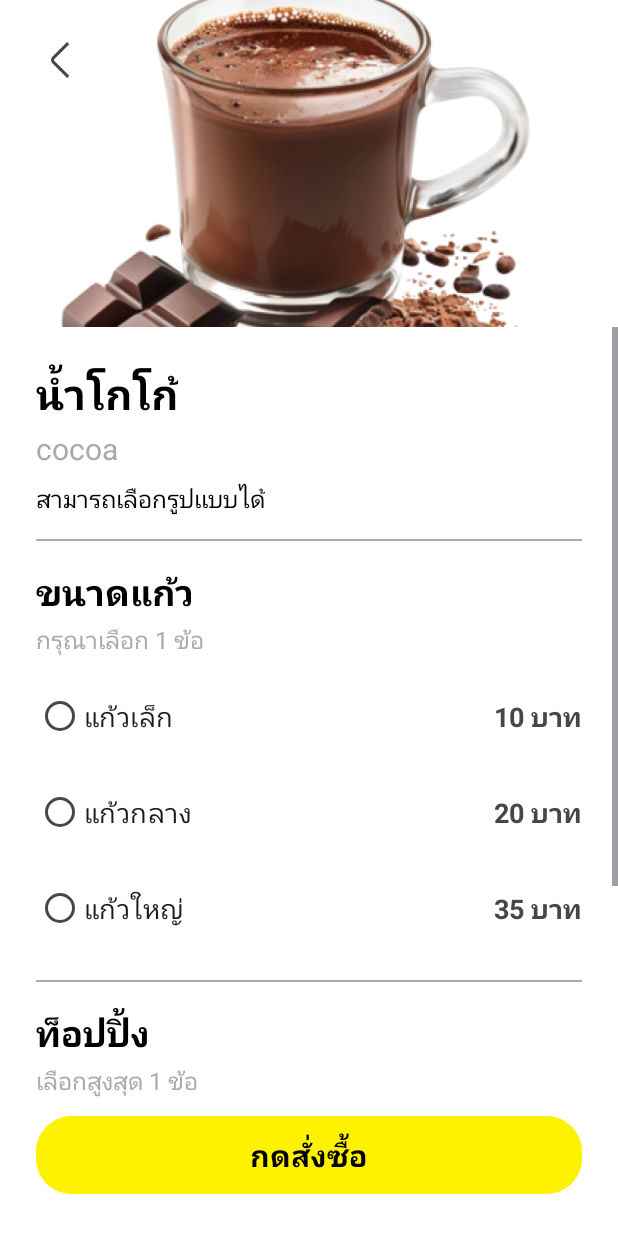
After one commit to teerazon/pjlast, an Android app: the MenudetailActivity screen opened directly, with no data from a screen before it, on a phone screen of 412 x 824 dp. The commit adds this screen. Shown: the top 1233 px of the screen. Run offline under Robolectric (Android 15) with nearby library versions, the phone set to English and light mode, and no system bars.

Commit message:
อัปเดตงานล่าสุด

```diff
--- a/app/src/main/java/com/nonthakorn/nonochanomapp/HistoryActivity.kt
+++ b/app/src/main/java/com/nonthakorn/nonochanomapp/HistoryActivity.kt
@@ -121,50 +121,50 @@ class HistoryActivity : AppCompatActivity() {
                 dateTime = "15 มี.ค. 2567 14:30",
                 status = "เสร็จสิ้น",
                 statusColor = ContextCompat.getColor(this, android.R.color.holo_green_dark),
-                menu = "โกโก้",
+                menu = "เผือก",
                 menuSize = "เล็ก",
-                toppings = "ท็อปปิ้ง: มาร์ชแมลโล่, วิปครีม",
-                imageResource = R.drawable.logo_nono
+                toppings = "ท็อปปิ้ง: ไข่มุก",
+                imageResource = R.drawable.product10
             ),
             Order(
                 id = "002",
                 dateTime = "15 มี.ค. 2567 13:45",
                 status = "กำลังทำ",
                 statusColor = ContextCompat.getColor(this, android.R.color.holo_orange_dark),
-                menu = "กาแฟลาเต้",
+                menu = "โยเกิร์ต",
                 menuSize = "กลาง",
-                toppings = "ท็อปปิ้ง: ซีรัปวานิลลา, นมฟองนุ่ม",
-                imageResource = R.drawable.logo_nono
+                toppings = "ท็อปปิ้ง: เยลลี่",
+                imageResource = R.drawable.product02
             ),
             Order(
                 id = "003",
                 dateTime = "15 มี.ค. 2567 12:20",
                 status = "รอการชำระเงิน",
                 statusColor = ContextCompat.getColor(this, android.R.color.holo_red_dark),
-                menu = "ชาเขียว",
+                menu = "นมสด",
                 menuSize = "ใหญ่",
-                toppings = "ท็อปปิ้ง: บอลไข่มุก, วิปครีม, น้ำตาลทราย",
-                imageResource = R.drawable.logo_nono
+                toppings = "ท็อปปิ้ง: ไม่มี",
+                imageResource = R.drawable.product06
             ),
             Order(
                 id = "004",
                 dateTime = "14 มี.ค. 2567 16:15",
                 status = "เสร็จสิ้น",
                 statusColor = ContextCompat.getColor(this, android.R.color.holo_green_dark),
-                menu = "เอสเปรสโซ่",
+                menu = "สตอเบอร์รี่",
                 menuSize = "เล็ก",
-                toppings = "ท็อปปิ้ง: ไม่มี",
-                imageResource = R.drawable.logo_nono
+                toppings = "ท็อปปิ้ง: เยลลี่",
+                imageResource = R.drawable.product04
             ),
             Order(
                 id = "005",
                 dateTime = "14 มี.ค. 2567 11:30",
                 status = "ยกเลิก",
                 statusColor = ContextCompat.getColor(this, android.R.color.darker_gray),
-                menu = "คาปูชิโน่",
+                menu = "โกโก้",
                 menuSize = "กลาง",
-                toppings = "ท็อปปิ้ง: ผงโกโก้, วิปครีม",
-                imageResource = R.drawable.logo_nono
+                toppings = "ท็อปปิ้ง: ไข่มุก",
+                imageResource = R.drawable.product05
             ),
             Order(
                 id = "006",
@@ -173,8 +173,8 @@ class HistoryActivity : AppCompatActivity() {
                 statusColor = ContextCompat.getColor(this, android.R.color.holo_green_dark),
                 menu = "ชาไทย",
                 menuSize = "ใหญ่",
-                toppings = "ท็อปปิ้ง: นมสด, น้ำแข็งเยอะ",
-                imageResource = R.drawable.logo_nono
+                toppings = "ท็อปปิ้ง: ไม่มี",
+                imageResource = R.drawable.product08
             )
         )
 
--- a/app/src/main/java/com/nonthakorn/nonochanomapp/MenuActivity.kt
+++ b/app/src/main/java/com/nonthakorn/nonochanomapp/MenuActivity.kt
@@ -127,74 +127,74 @@ class MenuActivity : AppCompatActivity() {
         val sampleProducts = listOf(
             Product(
                 id = "1",
-                name = "โกโก้",
+                name = "มะพร้าว",
                 price = 45.0,
-                description = "โกโก้หอมเข้มข้น",
-                imageResource = R.drawable.logo_nono
+                description = "มะพร้าว",
+                imageResource = R.drawable.product01
             ),
             Product(
                 id = "2",
-                name = "กาแฟลาเต้",
+                name = "โยเกิร์ต",
                 price = 55.0,
-                description = "กาแฟลาเต้นมฟองนุ่ม",
-                imageResource = R.drawable.logo_nono
+                description = "โยเกิร์ต",
+                imageResource = R.drawable.product02
             ),
             Product(
                 id = "3",
-                name = "ชาเขียว",
+                name = "โคล่า",
                 price = 40.0,
-                description = "ชาเขียวญี่ปุ่นแท้",
-                imageResource = R.drawable.logo_nono
+                description = "โคล่า",
+                imageResource = R.drawable.product03
             ),
             Product(
                 id = "4",
-                name = "เอสเปรสโซ่",
+                name = "สตอเบอร์รี่",
                 price = 50.0,
-                description = "กาแฟเอสเปรสโซ่เข้มข้น",
-                imageResource = R.drawable.logo_nono
+                description = "สตอเบอร์รี่",
+                imageResource = R.drawable.product04
             ),
             Product(
                 id = "5",
-                name = "คาปูชิโน่",
+                name = "โกโก้",
                 price = 60.0,
-                description = "คาปูชิโน่หอมกรุ่น",
-                imageResource = R.drawable.logo_nono
+                description = "โกโก้",
+                imageResource = R.drawable.product05
             ),
             Product(
                 id = "6",
-                name = "ชาไทย",
+                name = "นมสด",
                 price = 35.0,
-                description = "ชาไทยแท้รสชาติดั้งเดิม",
-                imageResource = R.drawable.logo_nono
+                description = "นมสด",
+                imageResource = R.drawable.product06
             ),
             Product(
                 id = "7",
-                name = "มอคค่า",
+                name = "ชาเขียว",
                 price = 65.0,
-                description = "มอคค่าผสมช็อกโกแลต",
-                imageResource = R.drawable.logo_nono
+                description = "ชาเขียว",
+                imageResource = R.drawable.product07
             ),
             Product(
                 id = "8",
-                name = "ชาเลมอน",
+                name = "ชาไทย",
                 price = 35.0,
-                description = "ชาเลมอนสดชื่น",
-                imageResource = R.drawable.logo_nono
+                description = "ชาไทย",
+                imageResource = R.drawable.product08
             ),
             Product(
                 id = "9",
-                name = "แฟรปเป้",
+                name = "แคนตาลูป",
                 price = 70.0,
-                description = "แฟรปเป้เย็นๆ",
-                imageResource = R.drawable.logo_nono,
+                description = "เเคนตาลูป",
+                imageResource = R.drawable.product09,
                 isAvailable = false
             ),
             Product(
                 id = "10",
-                name = "อเมริกาโน่",
+                name = "เผือก",
                 price = 45.0,
-                description = "กาแฟอเมริกาโน่ร้อน/เย็น",
-                imageResource = R.drawable.logo_nono
+                description = "เผือก",
+                imageResource = R.drawable.product10
             )
         )
 
--- /dev/null
+++ b/app/src/main/java/com/nonthakorn/nonochanomapp/MenudetailActivity.kt
@@ -0,0 +1,20 @@
+package com.nonthakorn.nonochanomapp
+
+import android.os.Bundle
+import androidx.activity.enableEdgeToEdge
+import androidx.appcompat.app.AppCompatActivity
+import androidx.core.view.ViewCompat
+import androidx.core.view.WindowInsetsCompat
+
+class MenudetailActivity : AppCompatActivity() {
+    override fun onCreate(savedInstanceState: Bundle?) {
+        super.onCreate(savedInstanceState)
+        enableEdgeToEdge()
+        setContentView(R.layout.activity_menudetail)
+        ViewCompat.setOnApplyWindowInsetsListener(findViewById(R.id.main)) { v, insets ->
+            val systemBars = insets.getInsets(WindowInsetsCompat.Type.systemBars())
+            v.setPadding(systemBars.left, systemBars.top, systemBars.right, systemBars.bottom)
+            insets
+        }
+    }
+}
--- /dev/null
+++ b/app/src/main/res/drawable/dotted_line_background.xml
@@ -0,0 +1,15 @@
+<?xml version="1.0" encoding="utf-8"?>
+<shape xmlns:android="http://schemas.android.com/apk/res/android"
+    android:shape="rectangle">
+    <stroke
+        android:width="1dp"
+        android:color="@android:color/darker_gray"
+        android:dashGap="4dp"
+        android:dashWidth="4dp" />
+    <padding
+        android:bottom="1dp"
+        android:left="1dp"
+        android:right="1dp"
+        android:top="1dp" />
+    <corners android:radius="4dp" />
+</shape>
--- /dev/null
+++ b/app/src/main/res/drawable/ic_arrow_back.xml
@@ -0,0 +1,3 @@
+<vector xmlns:android="http://schemas.android.com/apk/res/android" android:width="24dp" android:height="24dp" android:viewportWidth="24" android:viewportHeight="24" android:tint="?attr/colorControlNormal">
+    <path android:fillColor="@android:color/white" android:pathData="M16.752,23.994,6.879,14.121a3,3,0,0,1,0-4.242L16.746.012,18.16,1.426,8.293,11.293a1,1,0,0,0,0,1.414l9.873,9.873Z"/>
+</vector>
--- /dev/null
+++ b/app/src/main/res/drawable/rounded_card_bg.xml
@@ -0,0 +1,8 @@
+<?xml version="1.0" encoding="utf-8"?>
+<shape xmlns:android="http://schemas.android.com/apk/res/android"
+    android:shape="rectangle">
+    <corners
+        android:topLeftRadius="0dp"
+        android:topRightRadius="0dp" />
+    <solid android:color="@android:color/white" />
+</shape>
--- /dev/null
+++ b/app/src/main/res/layout/activity_menudetail.xml
@@ -0,0 +1,289 @@
+<?xml version="1.0" encoding="utf-8"?>
+<androidx.constraintlayout.widget.ConstraintLayout xmlns:android="http://schemas.android.com/apk/res/android"
+    xmlns:app="http://schemas.android.com/apk/res-auto"
+    xmlns:tools="http://schemas.android.com/tools"
+    android:id="@+id/main"
+    android:layout_width="match_parent"
+    android:layout_height="match_parent"
+    android:background="#FFFFFF"
+    tools:context=".MenudetailActivity">
+
+    <!-- Product Image -->
+    <ImageView
+        android:id="@+id/product_image"
+        android:layout_width="0dp"
+        android:layout_height="250dp"
+        android:contentDescription="@string/cocoa_drink"
+        android:scaleType="centerCrop"
+        app:layout_constraintEnd_toEndOf="parent"
+        app:layout_constraintStart_toStartOf="parent"
+        app:layout_constraintTop_toTopOf="parent"
+        app:srcCompat="@drawable/cocoa" />
+
+    <!-- Back Arrow - Placed on top of the image -->
+    <ImageButton
+        android:id="@+id/back_button"
+        android:layout_width="wrap_content"
+        android:layout_height="wrap_content"
+        android:layout_marginStart="16dp"
+        android:layout_marginTop="16dp"
+        android:background="?attr/selectableItemBackgroundBorderless"
+        android:contentDescription="@string/back"
+        android:minWidth="48dp"
+        android:minHeight="48dp"
+        app:layout_constraintStart_toStartOf="parent"
+        app:layout_constraintTop_toTopOf="parent"
+        app:srcCompat="@drawable/ic_arrow_back"
+        tools:ignore="MissingConstraints" />
+
+    <!-- Scrollable Content -->
+    <ScrollView
+        android:layout_width="0dp"
+        android:layout_height="0dp"
+        android:layout_marginTop="-32dp"
+        app:layout_constraintBottom_toTopOf="@id/order_button"
+        app:layout_constraintEnd_toEndOf="parent"
+        app:layout_constraintStart_toStartOf="parent"
+        app:layout_constraintTop_toBottomOf="@id/product_image">
+
+        <LinearLayout
+            android:id="@+id/content_card"
+            android:layout_width="match_parent"
+            android:layout_height="wrap_content"
+            android:background="@drawable/rounded_card_bg"
+            android:orientation="vertical"
+            android:padding="24dp">
+
+            <!-- Drink Name Section -->
+            <TextView
+                android:id="@+id/drink_name_th"
+                android:layout_width="wrap_content"
+                android:layout_height="wrap_content"
+                android:text="@string/น้ำโกโก้"
+                android:textColor="@android:color/black"
+                android:textSize="28sp"
+                android:textStyle="bold" />
+
+            <TextView
+                android:id="@+id/drink_name_en"
+                android:layout_width="wrap_content"
+                android:layout_height="wrap_content"
+                android:layout_marginTop="4dp"
+                android:text="@string/cocoa"
+                android:textColor="@android:color/darker_gray"
+                android:textSize="20sp" />
+
+            <TextView
+                android:id="@+id/drink_description"
+                android:layout_width="wrap_content"
+                android:layout_height="wrap_content"
+                android:layout_marginTop="8dp"
+                android:text="@string/สามารถเลือกรูปเเบบได้"
+                android:textColor="@android:color/black"
+                android:textSize="16sp" />
+
+            <!-- Line Separator -->
+            <View
+                android:layout_width="match_parent"
+                android:layout_height="1dp"
+                android:layout_marginTop="16dp"
+                android:background="@android:color/darker_gray" />
+
+            <!-- Size Section -->
+            <TextView
+                android:id="@+id/size_title"
+                android:layout_width="wrap_content"
+                android:layout_height="wrap_content"
+                android:layout_marginTop="16dp"
+                android:text="@string/ขนาดแก้ว"
+                android:textColor="@android:color/black"
+                android:textSize="24sp"
+                android:textStyle="bold" />
+
+            <TextView
+                android:id="@+id/size_subtitle"
+                android:layout_width="wrap_content"
+                android:layout_height="wrap_content"
+                android:layout_marginTop="4dp"
+                android:text="@string/กรุณาเลือก1ข้อ"
+                android:textColor="@android:color/darker_gray"
+                android:textSize="16sp" />
+
+            <RadioGroup
+                android:id="@+id/size_radio_group"
+                android:layout_width="match_parent"
+                android:layout_height="wrap_content"
+                android:layout_marginTop="8dp">
+
+                <LinearLayout
+                    android:layout_width="match_parent"
+                    android:layout_height="wrap_content"
+                    android:orientation="horizontal"
+                    android:paddingVertical="8dp">
+
+                    <RadioButton
+                        android:id="@+id/radio_small"
+                        android:layout_width="0dp"
+                        android:layout_height="wrap_content"
+                        android:layout_weight="1"
+                        android:text="@string/แก้วเล็ก"
+                        android:textSize="18sp"
+                        tools:ignore="TouchTargetSizeCheck" />
+
+                    <TextView
+                        android:layout_width="wrap_content"
+                        android:layout_height="wrap_content"
+                        android:text="@string/_10"
+                        android:textSize="18sp"
+                        android:textStyle="bold" />
+                </LinearLayout>
+
+                <LinearLayout
+                    android:layout_width="match_parent"
+                    android:layout_height="wrap_content"
+                    android:orientation="horizontal"
+                    android:paddingVertical="8dp">
+
+                    <RadioButton
+                        android:id="@+id/radio_medium"
+                        android:layout_width="0dp"
+                        android:layout_height="wrap_content"
+                        android:layout_weight="1"
+                        android:text="@string/แก้วกลาง"
+                        android:textSize="18sp"
+                        tools:ignore="TouchTargetSizeCheck" />
+
+                    <TextView
+                        android:layout_width="wrap_content"
+                        android:layout_height="wrap_content"
+                        android:text="@string/_20"
+                        android:textSize="18sp"
+                        android:textStyle="bold" />
+                </LinearLayout>
+
+                <LinearLayout
+                    android:layout_width="match_parent"
+                    android:layout_height="wrap_content"
+                    android:orientation="horizontal"
+                    android:paddingVertical="8dp">
+
+                    <RadioButton
+                        android:id="@+id/radio_large"
+                        android:layout_width="0dp"
+                        android:layout_height="wrap_content"
+                        android:layout_weight="1"
+                        android:text="@string/แก้วใหญ่"
+                        android:textSize="18sp"
+                        tools:ignore="TouchTargetSizeCheck" />
+
+                    <TextView
+                        android:layout_width="wrap_content"
+                        android:layout_height="wrap_content"
+                        android:text="@string/_35"
+                        android:textSize="18sp"
+                        android:textStyle="bold" />
+                </LinearLayout>
+            </RadioGroup>
+
+            <!-- Line Separator -->
+            <View
+                android:layout_width="match_parent"
+                android:layout_height="1dp"
+                android:layout_marginTop="16dp"
+                android:background="@android:color/darker_gray" />
+
+            <!-- Topping Section -->
+            <TextView
+                android:id="@+id/topping_title"
+                android:layout_width="wrap_content"
+                android:layout_height="wrap_content"
+                android:layout_marginTop="16dp"
+                android:text="@string/ท็อปปิ้ง"
+                android:textColor="@android:color/black"
+                android:textSize="24sp"
+                android:textStyle="bold" />
+
+            <TextView
+                android:id="@+id/topping_subtitle"
+                android:layout_width="wrap_content"
+                android:layout_height="wrap_content"
+                android:layout_marginTop="4dp"
+                android:text="@string/_1"
+                android:textColor="@android:color/darker_gray"
+                android:textSize="16sp" />
+
+            <LinearLayout
+                android:layout_width="match_parent"
+                android:layout_height="wrap_content"
+                android:layout_marginTop="8dp"
+                android:orientation="horizontal">
+
+                <RadioButton
+                    android:id="@+id/radio_bubble"
+                    android:layout_width="0dp"
+                    android:layout_height="wrap_content"
+                    android:layout_weight="1"
+                    android:text="@string/เพิ่มไข่มุก"
+                    android:textSize="18sp"
+                    tools:ignore="TouchTargetSizeCheck" />
+
+                <RadioButton
+                    android:id="@+id/radio_jelly"
+                    android:layout_width="0dp"
+                    android:layout_height="wrap_content"
+                    android:layout_marginStart="16dp"
+                    android:layout_weight="1"
+                    android:text="@string/เพิ่มเยลลี่"
+                    android:textSize="18sp"
+                    tools:ignore="TouchTargetSizeCheck" />
+            </LinearLayout>
+
+            <!-- Line Separator -->
+            <View
+                android:layout_width="match_parent"
+                android:layout_height="1dp"
+                android:layout_marginTop="16dp"
+                android:background="@android:color/darker_gray" />
+
+            <!-- Additional Notes Section -->
+            <TextView
+                android:id="@+id/notes_title"
+                android:layout_width="wrap_content"
+                android:layout_height="wrap_content"
+                android:layout_marginTop="16dp"
+                android:text="@string/เพิ่มเติม"
+                android:textColor="@android:color/black"
+                android:textSize="24sp"
+                android:textStyle="bold" />
+
+            <TextView
+                android:id="@+id/notes_placeholder"
+                android:layout_width="match_parent"
+                android:layout_height="wrap_content"
+                android:layout_marginTop="8dp"
+                android:background="@drawable/dotted_line_background"
+                android:padding="8dp"
+                android:text="@string/line"
+                android:textSize="18sp" />
+        </LinearLayout>
+    </ScrollView>
+
+    <!-- Order Button - Positioned at the bottom of the screen -->
+    <Button
+        android:id="@+id/order_button"
+        android:layout_width="0dp"
+        android:layout_height="60dp"
+        android:layout_marginStart="24dp"
+        android:layout_marginEnd="24dp"
+        android:layout_marginBottom="24dp"
+        android:backgroundTint="#FFF200"
+        android:text="@string/กดสั่งซื้อ"
+        android:textColor="@color/black"
+        android:textSize="20sp"
+        android:textStyle="bold"
+        app:cornerRadius="24dp"
+        app:layout_constraintBottom_toBottomOf="parent"
+        app:layout_constraintEnd_toEndOf="parent"
+        app:layout_constraintStart_toStartOf="parent" />
+
+</androidx.constraintlayout.widget.ConstraintLayout>
--- a/app/src/main/res/values/strings.xml
+++ b/app/src/main/res/values/strings.xml
@@ -39,5 +39,24 @@
     <string name="order">Order</string>
     <string name="datetime">Date Time</string>
     <string name="tpt">Toppings</string>
+    <string name="back">Back</string>
+    <string name="cocoa_drink">Cocoa drink</string>
+    <string name="น้ำโกโก้">น้ำโกโก้</string>
+    <string name="สามารถเลือกรูปเเบบได้">สามารถเลือกรูปเเบบได้</string>
+    <string name="ขนาดแก้ว">ขนาดแก้ว</string>
+    <string name="กรุณาเลือก1ข้อ">กรุณาเลือก 1 ข้อ</string>
+    <string name="แก้วเล็ก">แก้วเล็ก</string>
+    <string name="_10">10 บาท</string>
+    <string name="line">__________________________________________________________________________________</string>
+    <string name="กดสั่งซื้อ">กดสั่งซื้อ</string>
+    <string name="เพิ่มเติม">เพิ่มเติม</string>
+    <string name="เพิ่มเยลลี่">เพิ่มเยลลี่</string>
+    <string name="เพิ่มไข่มุก">เพิ่มไข่มุก</string>
+    <string name="_1">เลือกสูงสุด 1 ข้อ</string>
+    <string name="ท็อปปิ้ง">ท็อปปิ้ง</string>
+    <string name="_35">35 บาท</string>
+    <string name="แก้วใหญ่">แก้วใหญ่</string>
+    <string name="_20">20 บาท</string>
+    <string name="แก้วกลาง">แก้วกลาง</string>
 
 </resources>
```
Also changed, not shown: app/src/main/AndroidManifest.xml (+15 -9 lines), app/src/main/res/drawable/product01.png (added), app/src/main/res/drawable/product02.png (added), app/src/main/res/drawable/product03.png (added), app/src/main/res/drawable/product04.png (added), app/src/main/res/drawable/product05.png (added), app/src/main/res/drawable/product06.png (added), app/src/main/res/drawable/product07.png (added), app/src/main/res/drawable/product08.png (added), app/src/main/res/drawable/product09.png (added), app/src/main/res/drawable/product10.png (added).
